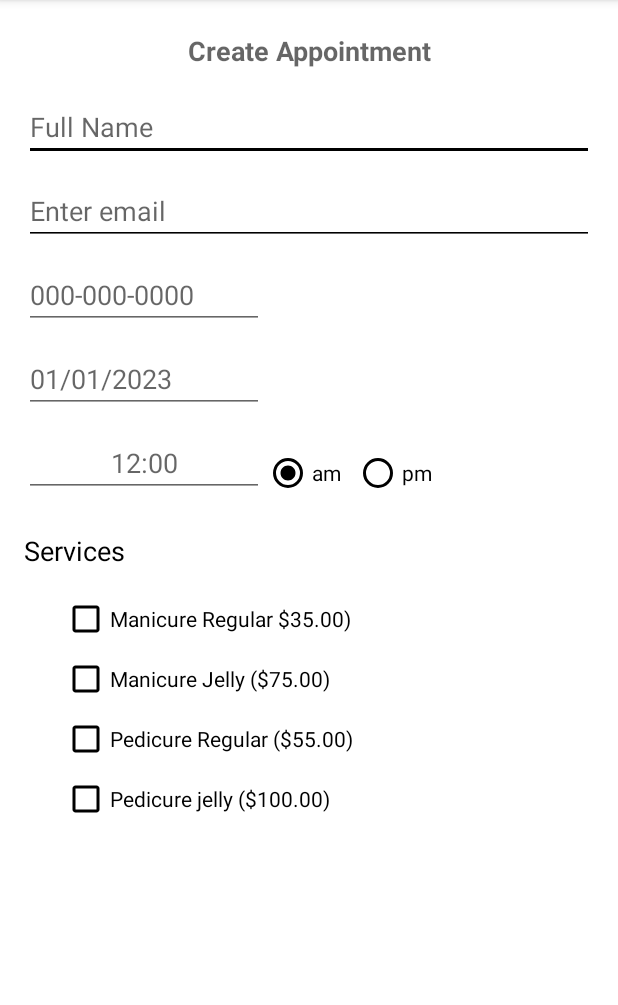
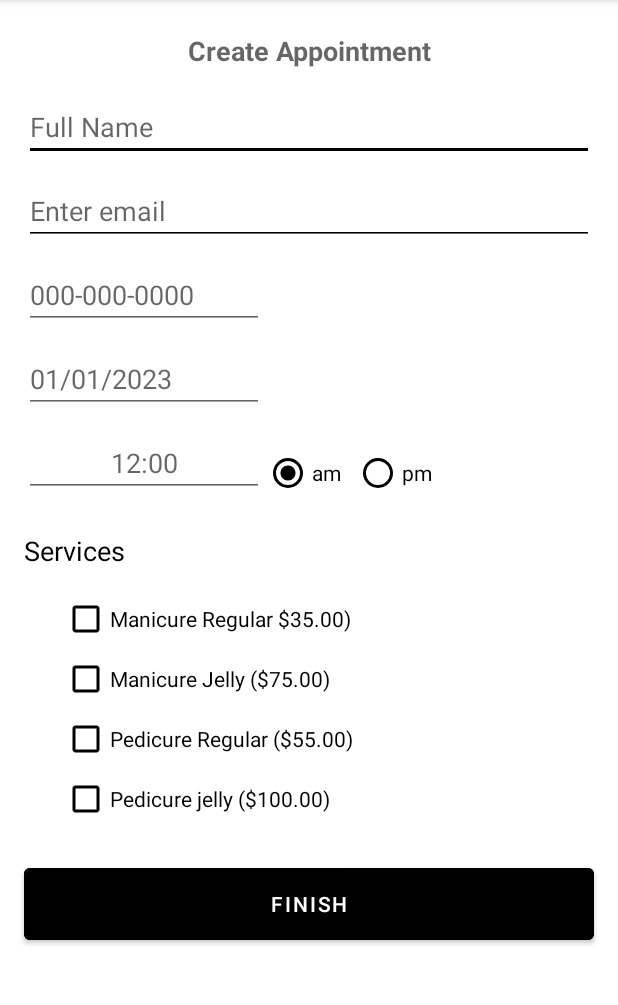
Before and after one commit to fcamas/OnSchedule, an Android app: the NailsCreateActivity screen opened directly, with no data from a screen before it, on a phone screen of 412 x 824 dp, the part 84-1089 px from its top. Run offline under Robolectric (Android 15) with nearby library versions, the phone set to English and light mode, and no system bars.

Commit message:
added finish button

```diff
--- a/app/src/main/res/layout/activity_nails_create.xml
+++ b/app/src/main/res/layout/activity_nails_create.xml
@@ -182,6 +182,19 @@
         app:layout_constraintEnd_toEndOf="parent"
         app:layout_constraintStart_toStartOf="parent"
         app:layout_constraintTop_toBottomOf="@+id/s_3" />
+    <Button
+        android:id="@+id/btn_finish"
+        android:layout_width="match_parent"
+        android:layout_height="60dp"
+        android:layout_marginLeft="16dp"
+        android:layout_marginTop="25dp"
+        android:layout_marginRight="16dp"
+        android:backgroundTint="@color/black"
+        android:text="Finish"
+        android:textColor="#FFFFFF"
+        app:layout_constraintEnd_toEndOf="parent"
+        app:layout_constraintStart_toStartOf="parent"
+        app:layout_constraintTop_toBottomOf="@+id/s_4" />
 
 
 
```
